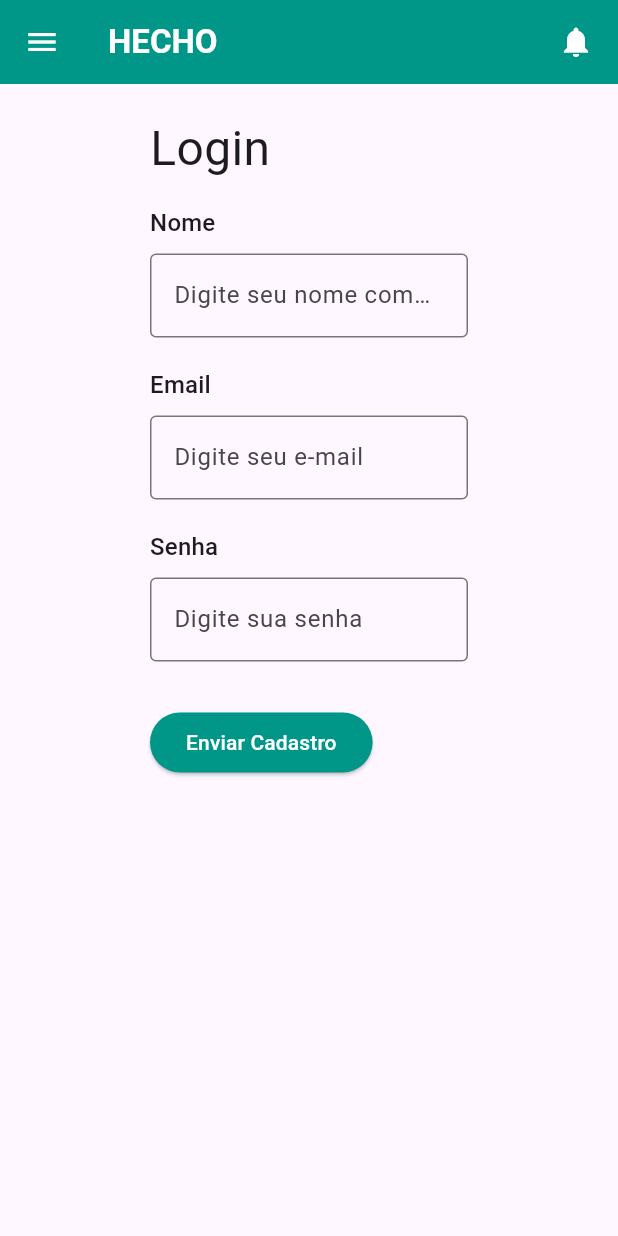
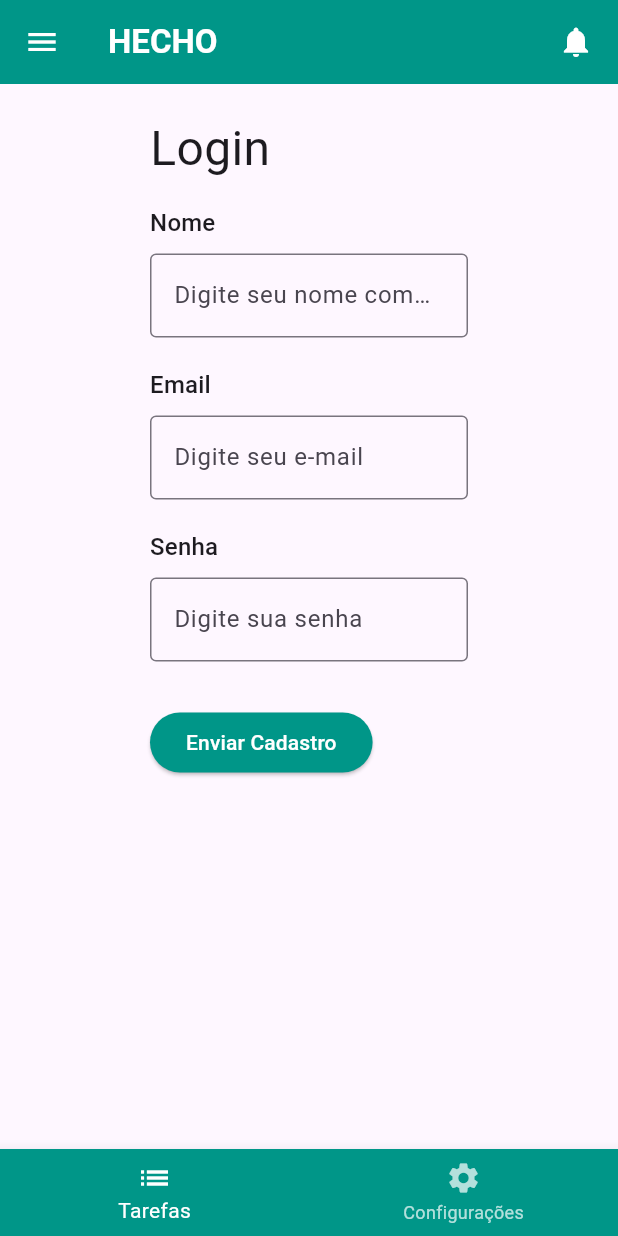
Before and after one commit to pcfrati/sa01mobile, a Flutter app: the TelaLogin screen opened directly, on a phone screen of 412 x 824 dp. Run offline on Flutter 3.47's test engine with Material 3 defaults, Android fonts, the phone set to English and light mode, and no system bars; statements that could not run were skipped.

Commit message:
Update home_screen.dart

```diff
--- a/lib/views/home_screen.dart
+++ b/lib/views/home_screen.dart
@@ -19,6 +19,8 @@ class _TelaCadastroState extends State<TelaLogin> {
   final TextEditingController _nomeController = TextEditingController();
   final TextEditingController _emailController = TextEditingController();
   final TextEditingController _senhaController = TextEditingController();
+
+  get bottomNavigationBar => null;
 
   void _enviarCadastro() {
     //possivel enviar somente se tem algo escrito
@@ -56,7 +58,7 @@ class _TelaCadastroState extends State<TelaLogin> {
   @override
   Widget build(BuildContext context) {
     return Scaffold(
-      //mini menu que aparece na parte esquerda da tela
+      //
       drawer: Drawer(
         child: ListView(
           padding: EdgeInsets.zero,
@@ -151,10 +153,26 @@ class _TelaCadastroState extends State<TelaLogin> {
                   ),
                   child: const Text("Enviar Cadastro"),
                 ),
-              )
-            ],
+      ),
+      ],
           ),
         ),
+      bottomNavigationBar: BottomNavigationBar(
+        currentIndex: 0,
+        selectedItemColor: Colors.white,
+        unselectedItemColor: Colors.white70,
+        backgroundColor: Colors.teal,
+        items: const [
+          BottomNavigationBarItem(
+            icon: Icon(Icons.list),
+            label: 'Tarefas',
+          ),
+          BottomNavigationBarItem(
+            icon: Icon(Icons.settings),
+            label: 'Configurações',
+          ),
+        ],
+              )
     );
   }
 }
```
